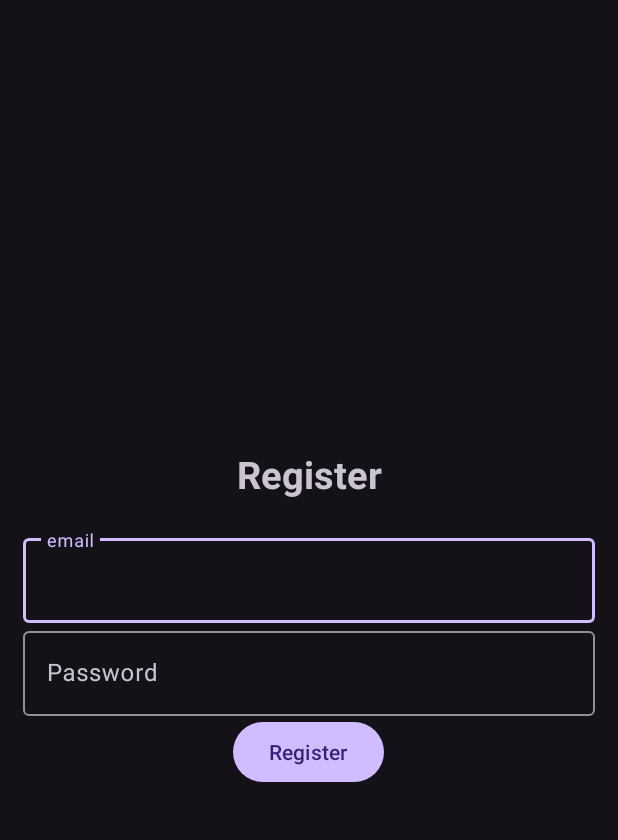
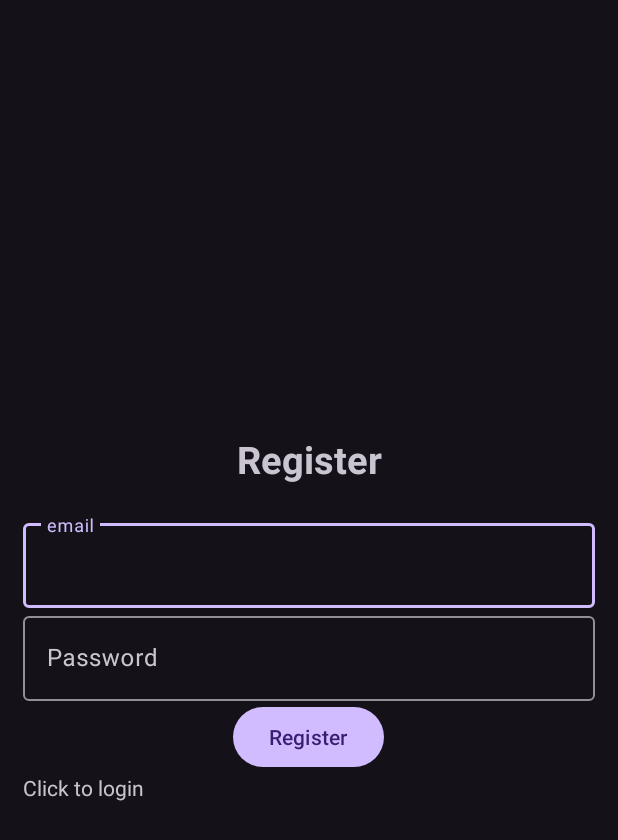
Before and after one commit to AizenvoltPrime/echo, an Android app: the Register screen opened directly, with no data from a screen before it, on a phone screen of 412 x 824 dp. Shown: the top 840 px of the screen. Run offline under Robolectric (Android 15) with nearby library versions, the phone set to English and light mode, and no system bars; our stand-ins replace Firebase (no records; nobody signed in at launch, a user with empty details on screens opened directly).

Commit message:
working on registration

```diff
--- a/app/src/main/res/layout/activity_register.xml
+++ b/app/src/main/res/layout/activity_register.xml
@@ -38,10 +38,22 @@
             android:layout_height="wrap_content"/>
     </com.google.android.material.textfield.TextInputLayout>
 
+    <ProgressBar
+        android:id="@+id/progressBar"
+        android:visibility="gone"
+        android:layout_width="wrap_content"
+        android:layout_height="wrap_content"/>
+
     <Button
         android:id="@+id/btn_register"
         android:text="@string/register"
         android:layout_width="wrap_content"
         android:layout_height="wrap_content" />
 
+    <TextView
+        android:id="@+id/loginNow"
+        android:text="@string/click_to_login"
+        android:layout_width="match_parent"
+        android:layout_height="wrap_content"/>
+
 </LinearLayout>
--- a/app/src/main/res/values/strings.xml
+++ b/app/src/main/res/values/strings.xml
@@ -6,4 +6,5 @@
     <string name="email">email</string>
     <string name="password">Password</string>
     <string name="register">Register</string>
+    <string name="click_to_login">Click to login</string>
 </resources>
--- a/gradle.properties
+++ b/gradle.properties
@@ -21,3 +21,5 @@ kotlin.code.style=official
 # resources declared in the library itself and none from the library's dependencies,
 # thereby reducing the size of the R class for that library
 android.nonTransitiveRClass=true
+android.defaults.buildfeatures.buildconfig=true
+android.nonFinalResIds=false
```
Also changed, not shown: app/src/main/java/com/example/echo/Register.kt (+59 -0 lines), app/src/main/res/layout/activity_login.xml (+9 -2 lines), build.gradle (+4 -4 lines), gradle/wrapper/gradle-wrapper.properties.
